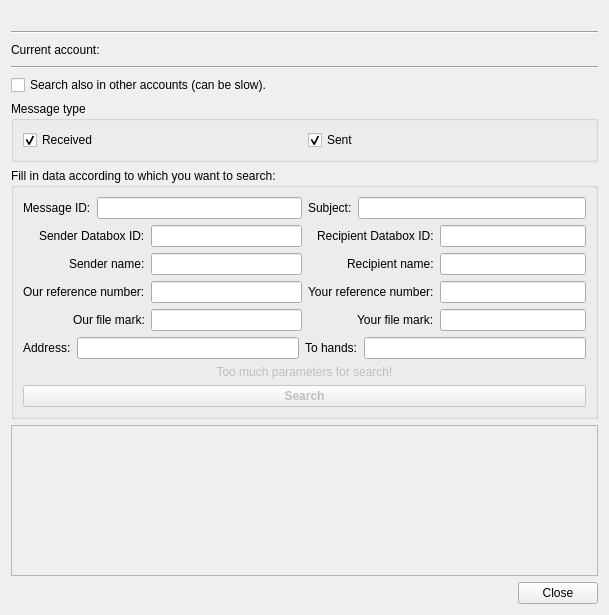
Before: the Qt Designer form src/gui/ui/dlg_msg_search.ui in psakar/datovka, drawn with Qt 5.
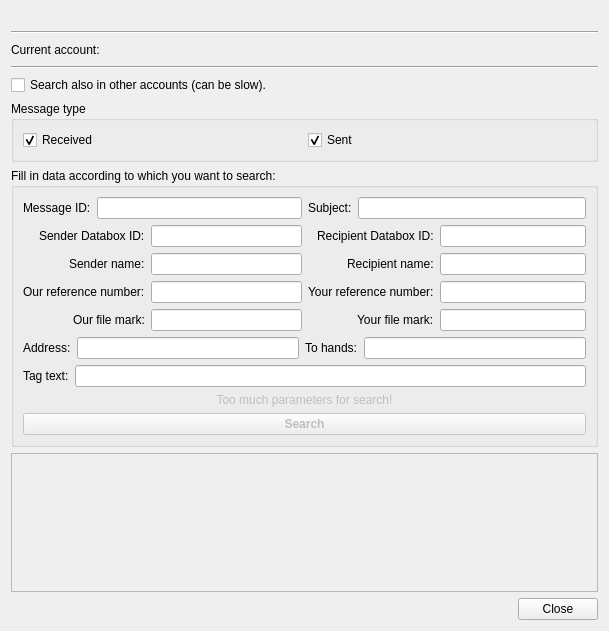
After: the same form once the commit is applied. Icons and pictures are not drawn.

Commit message: Advanced message search supports search by tags

Diff of the .ui file:
```diff
--- a/src/gui/ui/dlg_msg_search.ui
+++ b/src/gui/ui/dlg_msg_search.ui
@@ -7,7 +7,7 @@
     <x>0</x>
     <y>0</y>
     <width>609</width>
-    <height>615</height>
+    <height>631</height>
    </rect>
   </property>
   <property name="windowTitle">
@@ -291,6 +291,20 @@
         </item>
        </layout>
       </item>
+      <item>
+       <layout class="QHBoxLayout" name="h4">
+        <item>
+         <widget class="QLabel" name="label_2">
+          <property name="text">
+           <string>Tag text:</string>
+          </property>
+         </widget>
+        </item>
+        <item>
+         <widget class="QLineEdit" name="tagLineEdit"/>
+        </item>
+       </layout>
+      </item>
       <item>
        <widget class="QLabel" name="tooMuchFields">
         <property name="enabled">
```
The commit also changes 9 other files.
